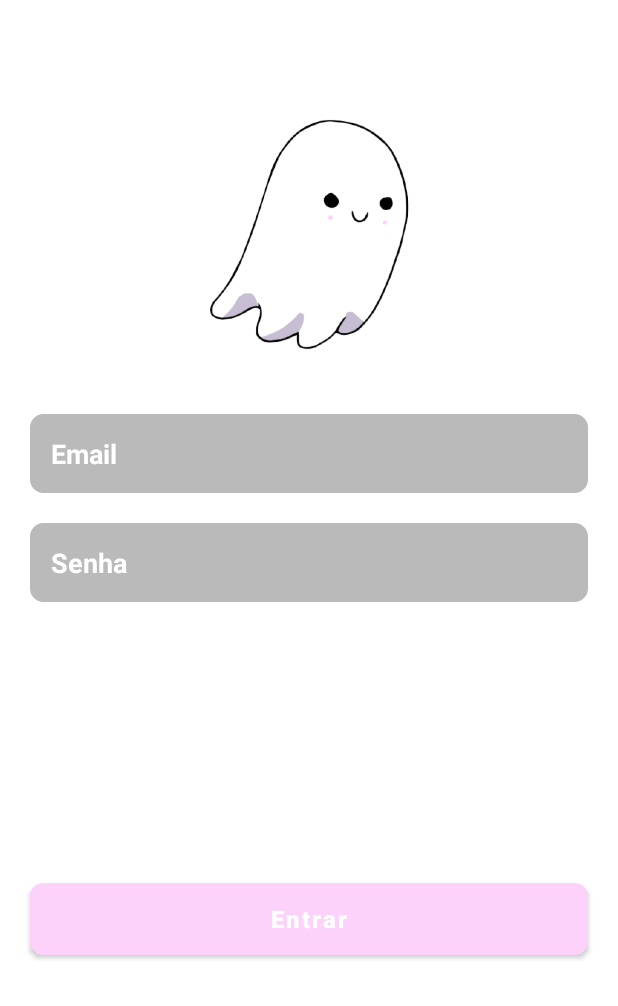
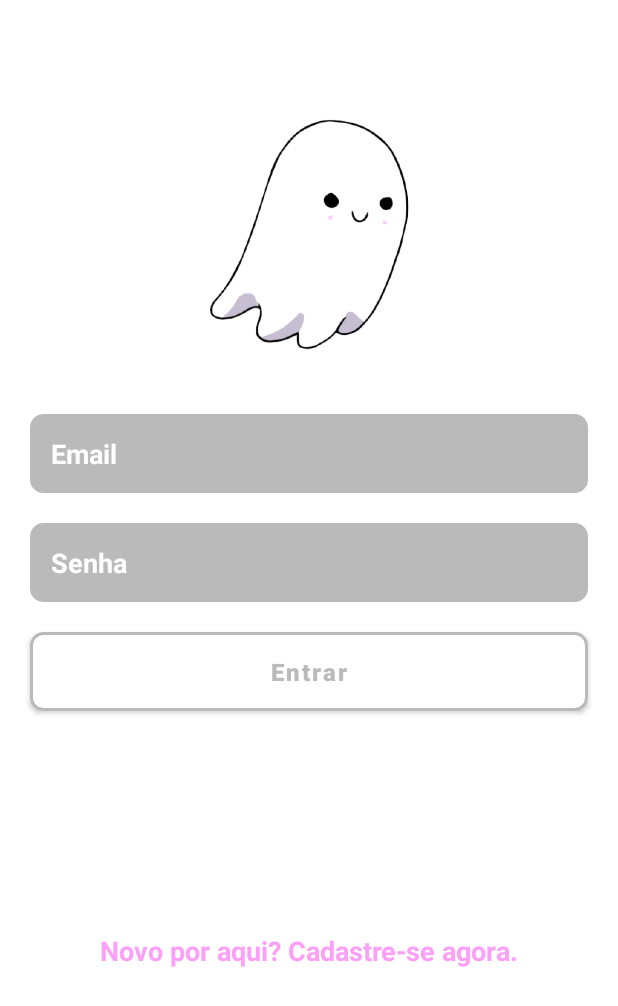
Before and after one commit to lpontes7/tcc-fantasminha, an Android app: the layout activity_login.xml on its own in the app's theme, with its tools: preview values and no code run, on a phone screen of 412 x 824 dp. Shown: the top 1006 px of the screen. Run offline under Robolectric (Android 15) with nearby library versions, the light colour scheme and no system bars.

Commit message:
finalizando layout tela de login

```diff
--- a/app/app/build.gradle
+++ b/app/app/build.gradle
@@ -12,7 +12,7 @@ android {
         minSdkVersion 24
         targetSdkVersion 30
         versionCode 1
-        versionName "1.0"
+        versionName "0.0.1"
 
         testInstrumentationRunner "androidx.test.runner.AndroidJUnitRunner"
     }
--- a/app/app/src/main/java/com/lpontes7/fantasminha/views/login/LoginActivity.kt
+++ b/app/app/src/main/java/com/lpontes7/fantasminha/views/login/LoginActivity.kt
@@ -1,8 +1,10 @@
 package com.lpontes7.fantasminha.views.login
 
+import android.annotation.SuppressLint
 import androidx.appcompat.app.AppCompatActivity
 import android.os.Bundle
 import android.widget.Toast
+import com.lpontes7.fantasminha.BuildConfig
 
 
 import com.lpontes7.fantasminha.databinding.ActivityLoginBinding
@@ -16,6 +18,8 @@ class LoginActivity : AppCompatActivity() {
         setContentView(binding.root)
 
         supportActionBar!!.hide()
+        binding.tvVersao.text = ("v."+BuildConfig.VERSION_NAME)
+
         verificarUsuarioLogado()
 
         binding.btEntrar.setOnClickListener {
--- /dev/null
+++ b/app/app/src/main/res/drawable-v24/fundo_branco_margem_rosa.xml
@@ -0,0 +1,20 @@
+<?xml version="1.0" encoding="utf-8"?>
+<selector xmlns:android="http://schemas.android.com/apk/res/android">
+    <item>
+        <shape
+            android:shape="rectangle">
+            <solid
+                android:color="@color/white"/> <!-- cor do sólido -->
+            <corners
+                android:radius="8dp"/> <!-- valor do arredondamento das bordas -->
+            <stroke
+                android:color="@color/cinzaFundo"
+                android:width="2dp"/> <!-- cor da borda e tamanho dela -->
+            <padding
+                android:bottom="8dp"
+                android:left="8dp"
+                android:right="8dp"
+                android:top="8dp"/>
+        </shape>
+    </item>
+</selector>
--- a/app/app/src/main/res/layout/activity_login.xml
+++ b/app/app/src/main/res/layout/activity_login.xml
@@ -67,23 +67,48 @@
         android:layout_margin="20dp"
         app:layout_constraintTop_toBottomOf="@+id/edit_email" />
 
+
     <Button
         android:id="@+id/bt_entrar"
         android:layout_width="match_parent"
         android:layout_height="wrap_content"
+        android:layout_margin="20dp"
+        android:background="@drawable/fundo_branco_margem_rosa"
+        android:padding="9dp"
         android:text="@string/entrar"
-        android:padding="0dp"
-        android:textColor="@color/white"
+        android:textAllCaps="false"
+        android:textColor="@color/cinzaFundo"
         android:textSize="16sp"
         android:textStyle="bold"
-        android:textAllCaps="false"
-        android:layout_margin="20dp"
         app:backgroundTint="@null"
-        android:background="@drawable/fundo_rosa"
-        app:layout_constraintBottom_toBottomOf="parent"
         app:layout_constraintEnd_toEndOf="parent"
         app:layout_constraintStart_toStartOf="parent"
         app:layout_constraintTop_toBottomOf="@+id/edit_senha" />
 
+    <TextView
+        android:id="@+id/tv_cadastrar"
+        android:layout_width="wrap_content"
+        android:layout_height="wrap_content"
+        android:text="@string/novo_por_aqui_cadastro"
+        android:textColor="@color/rosaForte"
+        android:textSize="18sp"
+        android:textStyle="bold"
+        app:layout_constraintBottom_toTopOf="@+id/tv_versao"
+        app:layout_constraintEnd_toEndOf="parent"
+        app:layout_constraintStart_toStartOf="parent"
+        app:layout_constraintTop_toBottomOf="@+id/bt_entrar" />
+
+    <TextView
+        android:id="@+id/tv_versao"
+        android:layout_width="wrap_content"
+        android:layout_height="wrap_content"
+        android:text=""
+        android:textColor="@color/cinzaFundo"
+        android:textSize="15sp"
+        android:layout_marginBottom="10dp"
+        app:layout_constraintBottom_toBottomOf="parent"
+        app:layout_constraintEnd_toEndOf="parent"
+        app:layout_constraintStart_toStartOf="parent" />
+
 
 </androidx.constraintlayout.widget.ConstraintLayout>
--- a/app/app/src/main/res/values/colors.xml
+++ b/app/app/src/main/res/values/colors.xml
@@ -16,4 +16,8 @@
     <color name="cinzaFundo">#BABABA</color>
     <color name="rosaFundo">#FCD1FA</color>
 
+    <color name="rosaForte">#FC9FF7</color>
+
+
+
 </resources>
--- a/app/app/src/main/res/values/strings.xml
+++ b/app/app/src/main/res/values/strings.xml
@@ -4,4 +4,5 @@
     <string name="email">Email</string>
     <string name="senha">Senha</string>
     <string name="entrar">Entrar</string>
+    <string name="novo_por_aqui_cadastro">Novo por aqui? Cadastre-se agora.</string>
 </resources>
```
